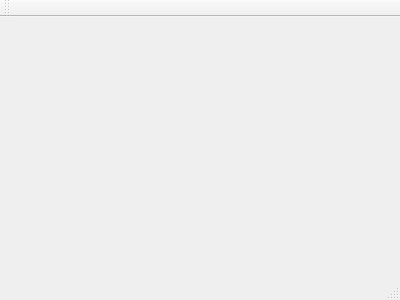
Before: the Qt Designer form smartcards.ui in Lea-Schmitt/SmartCards, drawn with Qt 5.
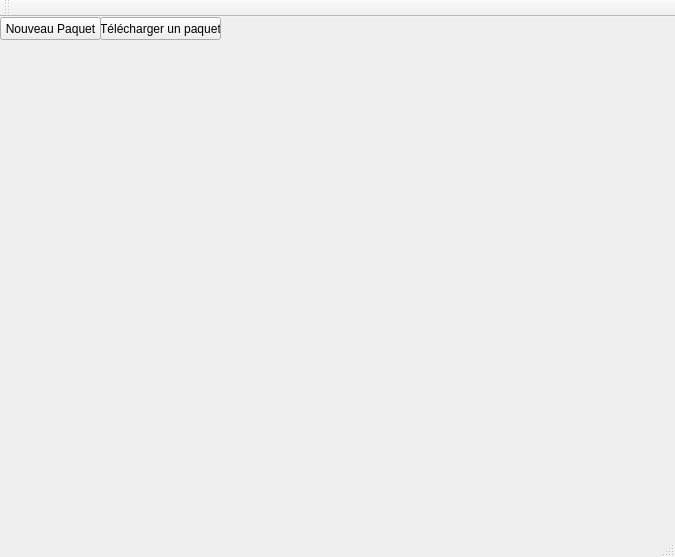
After: the same form once the commit is applied.

Commit message: ajout bouton

Patch:
```diff
--- a/smartcards.ui
+++ b/smartcards.ui
@@ -1,24 +1,66 @@
 <ui version="4.0">
  <class>SmartCards</class>
- <widget class="QMainWindow" name="SmartCards" >
-  <property name="geometry" >
+ <widget class="QMainWindow" name="SmartCards">
+  <property name="geometry">
    <rect>
     <x>0</x>
     <y>0</y>
-    <width>400</width>
-    <height>300</height>
+    <width>675</width>
+    <height>557</height>
    </rect>
   </property>
   <property name="windowTitle" >
    <string>SmartCards</string>
   </property>
-  <widget class="QMenuBar" name="menuBar" />
-  <widget class="QToolBar" name="mainToolBar" />
-  <widget class="QWidget" name="centralWidget" />
-  <widget class="QStatusBar" name="statusBar" />
+  <widget class="QWidget" name="centralWidget">
+   <widget class="QPushButton" name="pushButton">
+    <property name="geometry">
+     <rect>
+      <x>0</x>
+      <y>0</y>
+      <width>101</width>
+      <height>23</height>
+     </rect>
+    </property>
+    <property name="text">
+     <string>Nouveau Paquet</string>
+    </property>
+   </widget>
+   <widget class="QPushButton" name="pushButton_2">
+    <property name="geometry">
+     <rect>
+      <x>100</x>
+      <y>0</y>
+      <width>121</width>
+      <height>23</height>
+     </rect>
+    </property>
+    <property name="text">
+     <string>Télécharger un paquet</string>
+    </property>
+   </widget>
+  </widget>
+  <widget class="QMenuBar" name="menuBar">
+   <property name="geometry">
+    <rect>
+     <x>0</x>
+     <y>0</y>
+     <width>675</width>
+     <height>21</height>
+    </rect>
+   </property>
+  </widget>
+  <widget class="QToolBar" name="mainToolBar">
+   <attribute name="toolBarArea">
+    <enum>TopToolBarArea</enum>
+   </attribute>
+   <attribute name="toolBarBreak">
+    <bool>false</bool>
+   </attribute>
+  </widget>
+  <widget class="QStatusBar" name="statusBar"/>
  </widget>
- <layoutDefault spacing="6" margin="11" />
- <pixmapfunction></pixmapfunction>
+ <layoutdefault spacing="6" margin="11"/>
  <resources/>
  <connections/>
 </ui>
```
Left out of the diff: 3 changed lines with no effect on the pictures. The commit also changes 1 other file.
